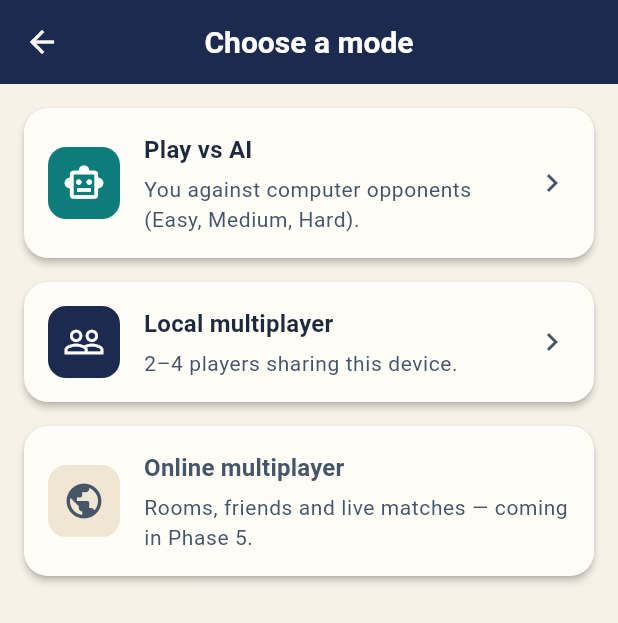
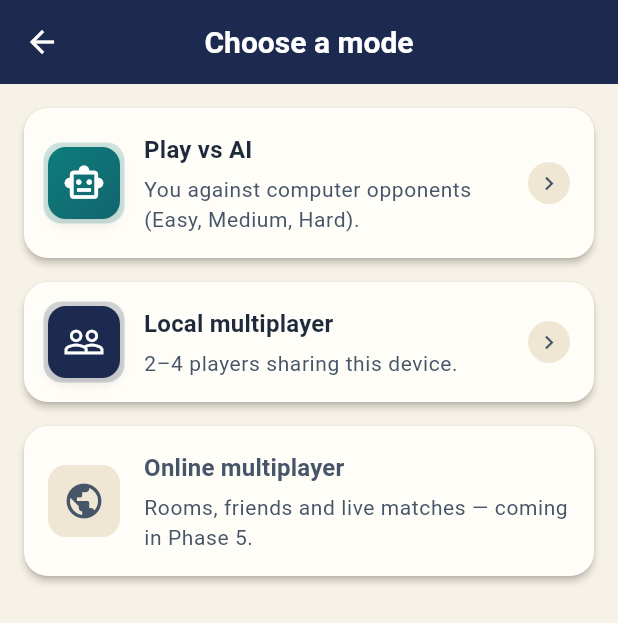
Before and after one commit to MuhammadAdeel0072/DiceUp, a Flutter app: the screen it shows after launch, after a tap on "Play Offline", on a phone screen of 412 x 824 dp. Shown: the top 623 px of the screen. Run offline on Flutter 3.47's test engine with Material 3 defaults, Android fonts, the phone set to English and light mode, and no system bars; our stand-ins replace flutter_riverpod, sqflite; accounts and stored records are empty.

Commit message:
premium redesign v2 (4/8): splash on the layered table field + gold rule, home hero with brand mark + ivory washes, mode tiles as lit badges with chevron circles, settings on the ivory environment. All pinned texts, styles, sizes and semantics unchanged.

```diff
--- a/diceup_app/lib/presentation/screens/home_screen.dart
+++ b/diceup_app/lib/presentation/screens/home_screen.dart
@@ -4,6 +4,7 @@ import 'package:flutter/material.dart';
 
 import '../../core/design_system/diceup_colors.dart';
 import '../../core/design_system/diceup_components.dart';
+import '../../core/design_system/diceup_decor.dart';
 import '../../core/design_system/diceup_shadows.dart';
 import '../../core/design_system/diceup_spacing.dart';
 import '../../core/design_system/diceup_typography.dart';
@@ -170,7 +171,15 @@ class _HomeScreenState extends State<HomeScreen> {
         // nothing moves on screens where everything already fit.
         // The Align + maxContentWidth centre the column on wide
         // screens (tablets) instead of stretching it full-width.
-        child: LayoutBuilder(
+        // Premium v2: the warm ivory world gains its quiet
+        // teal/gold washes behind the content ([IvoryBackground] —
+        // decorative, no semantics), so the entrance stops reading
+        // as a form screen. Layout, order and pinned styles are
+        // unchanged.
+        child: Stack(
+          children: [
+            const Positioned.fill(child: IvoryBackground()),
+            LayoutBuilder(
           builder: (context, constraints) => SingleChildScrollView(
             padding: DiceUpSpacing.screenPadding,
             child: Align(
@@ -249,6 +258,8 @@ class _HomeScreenState extends State<HomeScreen> {
               ),
             ),
             ),
+            ), // LayoutBuilder
+          ],
         ),
       ),
     );
@@ -274,13 +285,17 @@ class _HomeScreenState extends State<HomeScreen> {
   }
 }
 
-/// The Home brand header (redesign Stage 3A): the navy table field
-/// as a panel, with the four seat shapes in their on-dark player
-/// colours (shape + colour, never colour alone — D-27), the headline
-/// and tagline in white, and a single restrained gold rule. No new
-/// asset, no gradient, no glow — typography and the seat shapes
-/// carry the brand moment. The shapes are decorative: the headline
-/// already names the screen for a screen reader.
+/// The Home brand header (redesign Stage 3A, upgraded premium v2):
+/// the navy table field as a panel — now the *layered* table
+/// background ([TableBackground]: navy→indigo vignette with the
+/// teal/gold washes, clipped to the panel's rounded corners) — with
+/// the DiceUp brand mark, the four seat shapes in their on-dark
+/// player colours (shape + colour, never colour alone — D-27), the
+/// headline and tagline in white, and the restrained gold rule. The
+/// headline's pinned style (32 sp, w800, white) and the tagline's
+/// (16 sp, bodyLarge) are untouched. The mark and the shapes are
+/// decorative: the headline already names the screen for a screen
+/// reader.
 class _BrandHeader extends StatelessWidget {
   const _BrandHeader({required this.title, required this.subtitle});
 
@@ -290,18 +305,23 @@ class _BrandHeader extends StatelessWidget {
   @override
   Widget build(BuildContext context) {
     return Container(
-      padding: const EdgeInsets.all(DiceUpSpacing.lg),
-      decoration: BoxDecoration(
-        color: DiceUpColors.table,
+      decoration: const BoxDecoration(
         borderRadius: DiceUpSpacing.radiusLgBorder,
         boxShadow: DiceUpShadows.table,
       ),
+      child: ClipRRect(
+        borderRadius: DiceUpSpacing.radiusLgBorder,
+        child: TableBackground(
+          child: Padding(
+            padding: const EdgeInsets.all(DiceUpSpacing.lg),
             child: Column(
               crossAxisAlignment: CrossAxisAlignment.start,
               children: [
                 ExcludeSemantics(
                   child: Row(
                     children: [
+                      const BrandMark(size: 44),
+                      const Spacer(),
                       for (var seat = 0; seat < 4; seat++) ...[
                         if (seat > 0) const SizedBox(width: DiceUpSpacing.xs),
                         PlayerShapeMarker(
@@ -339,6 +359,9 @@ class _BrandHeader extends StatelessWidget {
                 ),
               ],
             ),
+          ),
+        ),
+      ),
     );
   }
 }
--- a/diceup_app/lib/presentation/screens/mode_selection_screen.dart
+++ b/diceup_app/lib/presentation/screens/mode_selection_screen.dart
@@ -2,6 +2,7 @@ import 'package:flutter/material.dart';
 
 import '../../core/design_system/diceup_colors.dart';
 import '../../core/design_system/diceup_components.dart';
+import '../../core/design_system/diceup_shadows.dart';
 import '../../core/design_system/diceup_spacing.dart';
 import '../../l10n/app_strings.dart';
 import '../navigation/app_routes.dart';
@@ -154,16 +155,45 @@ class _ModeRow extends StatelessWidget {
   Widget build(BuildContext context) {
     final titleStyle = Theme.of(context).textTheme.titleMedium;
     final subtitleStyle = Theme.of(context).textTheme.bodySmall;
+    // Premium v2: the filled disc becomes a small lit badge — its
+    // colour falling to navy at the bottom-right, a raised shadow
+    // and a soft tinted ring of its own accent — so each playable
+    // mode reads as a game tile instead of a settings row. The
+    // inert online card keeps the muted flat disc: it must never
+    // borrow the playable modes' energy. Chevron rows end in a
+    // quiet tinted circle instead of a bare glyph. Sizes (48 dp
+    // disc, D-09) and texts are unchanged.
+    final discDecoration = BoxDecoration(
+      gradient: muted
+          ? null
+          : LinearGradient(
+              begin: Alignment.topLeft,
+              end: Alignment.bottomRight,
+              colors: [
+                iconBackground,
+                Color.lerp(iconBackground, DiceUpColors.navy, 0.28)!,
+              ],
+            ),
+      color: muted ? iconBackground : null,
+      borderRadius: DiceUpSpacing.radiusMdBorder,
+      boxShadow: muted
+          ? null
+          : [
+              ...DiceUpShadows.raised,
+              BoxShadow(
+                color: iconBackground.withValues(alpha: 0.20),
+                blurRadius: 0,
+                spreadRadius: 3,
+              ),
+            ],
+    );
     return Row(
       children: [
         Container(
           width: DiceUpSpacing.minTouchTarget,
           height: DiceUpSpacing.minTouchTarget,
           alignment: Alignment.center,
-          decoration: BoxDecoration(
-            color: iconBackground,
-            borderRadius: DiceUpSpacing.radiusMdBorder,
-          ),
+          decoration: discDecoration,
           child: Icon(icon, size: 28, color: iconColor),
         ),
         const SizedBox(width: DiceUpSpacing.md),
@@ -183,7 +213,20 @@ class _ModeRow extends StatelessWidget {
           ),
         ),
         if (showChevron)
-          const Icon(Icons.chevron_right, color: DiceUpColors.textSecondary),
+          Container(
+            width: 28,
+            height: 28,
+            alignment: Alignment.center,
+            decoration: const BoxDecoration(
+              shape: BoxShape.circle,
+              color: DiceUpColors.surfaceMuted,
+            ),
+            child: const Icon(
+              Icons.chevron_right,
+              size: 18,
+              color: DiceUpColors.textSecondary,
+            ),
+          ),
       ],
     );
   }
--- a/diceup_app/lib/presentation/screens/settings_screen.dart
+++ b/diceup_app/lib/presentation/screens/settings_screen.dart
@@ -2,6 +2,7 @@ import 'package:flutter/material.dart';
 
 import '../../core/design_system/diceup_colors.dart';
 import '../../core/design_system/diceup_components.dart';
+import '../../core/design_system/diceup_decor.dart';
 import '../../core/design_system/diceup_spacing.dart';
 import '../../core/design_system/diceup_typography.dart';
 import '../../domain/repositories/settings_repository.dart';
@@ -156,12 +157,19 @@ class _SettingsScreenState extends State<SettingsScreen> {
       return const Center(child: CircularProgressIndicator());
     }
     return SafeArea(
-      child: Center(
-        child: ConstrainedBox(
-          constraints: const BoxConstraints(
-            maxWidth: DiceUpSpacing.maxContentWidth,
-          ),
-          child: ListView(
+      // Premium v2: the warm ivory world's quiet washes behind the
+      // settings list (decorative, no semantics). The list, its
+      // pinned texts, and the honest disabled Sound toggle are
+      // unchanged.
+      child: Stack(
+        children: [
+          const Positioned.fill(child: IvoryBackground()),
+          Center(
+            child: ConstrainedBox(
+              constraints: const BoxConstraints(
+                maxWidth: DiceUpSpacing.maxContentWidth,
+              ),
+              child: ListView(
             padding: DiceUpSpacing.screenPadding,
             children: [
               // Feedback (D-32): vibration is the real haptic
@@ -236,9 +244,11 @@ class _SettingsScreenState extends State<SettingsScreen> {
                 style: Theme.of(context).textTheme.bodySmall,
               ),
             ],
-          ),
-        ),
-      ),
-    );
+          ), // ListView
+        ), // ConstrainedBox
+      ), // Center
+        ], // Stack children
+      ), // Stack
+    ); // SafeArea + return
   }
 }
--- a/diceup_app/lib/presentation/screens/splash_screen.dart
+++ b/diceup_app/lib/presentation/screens/splash_screen.dart
@@ -1,6 +1,8 @@
 import 'package:flutter/material.dart';
 
 import '../../core/design_system/diceup_colors.dart';
+import '../../core/design_system/diceup_decor.dart';
+import '../../core/design_system/diceup_spacing.dart';
 import '../../data/local/app_startup.dart';
 import '../../l10n/app_strings.dart';
 import '../navigation/app_routes.dart';
@@ -67,7 +69,17 @@ class _SplashScreenState extends State<SplashScreen> {
     final l10n = stringsOf(context);
     return Scaffold(
       backgroundColor: DiceUpColors.navy,
-      body: Center(
+      // Premium v2: the brand moment sits on the layered table field
+      // (navy vignette + the teal/gold washes) instead of a flat
+      // navy rectangle, and the gold rule under the tagline is the
+      // same mark the home hero uses — one brand language from the
+      // first frame. The title/tagline styles, the 96 dp die, the
+      // 500 ms brand moment and the spinner (pinned by the boot
+      // tests' `pumpAndSettle` path) are unchanged.
+      body: Stack(
+        children: [
+          const Positioned.fill(child: TableBackground()),
+          Center(
             child: Column(
               mainAxisSize: MainAxisSize.min,
               children: [
@@ -75,7 +87,9 @@ class _SplashScreenState extends State<SplashScreen> {
                 const SizedBox(height: 24),
                 Text(
                   l10n.appName,
-              style: textTheme.displayLarge?.copyWith(color: Colors.white),
+                  style: textTheme.displayLarge?.copyWith(
+                    color: Colors.white,
+                  ),
                 ),
                 const SizedBox(height: 8),
                 Text(
@@ -84,11 +98,22 @@ class _SplashScreenState extends State<SplashScreen> {
                     color: const Color(0xFFCBD5E1),
                   ),
                 ),
-            const SizedBox(height: 32),
+                const SizedBox(height: 16),
+                Container(
+                  width: 48,
+                  height: 3,
+                  decoration: const BoxDecoration(
+                    color: DiceUpColors.gold,
+                    borderRadius: DiceUpSpacing.radiusSmBorder,
+                  ),
+                ),
+                const SizedBox(height: 24),
                 const CircularProgressIndicator(color: DiceUpColors.amber),
               ],
             ),
           ),
+        ],
+      ),
     );
   }
 }
```
Lines whose indentation alone changed are shown as unchanged.
